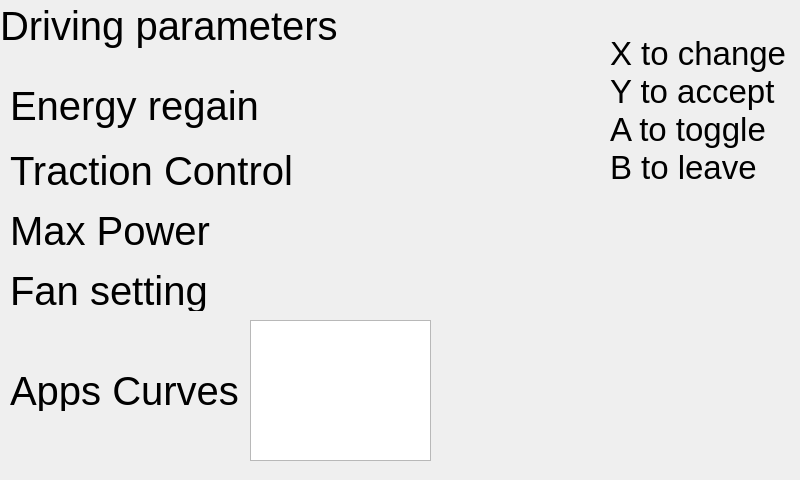
Qt form Dash/drivingselect.ui (PUT-Motorsport/PUTM_EV_DASH_SOFTWARE_2022) before a commit.
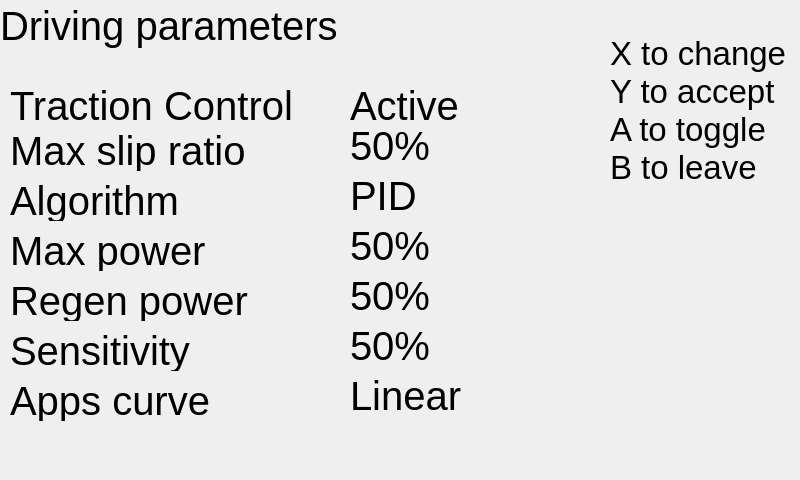
The same form after that commit.

```diff
--- a/Dash/drivingselect.ui
+++ b/Dash/drivingselect.ui
@@ -39,29 +39,8 @@
     <rect>
      <x>10</x>
      <y>80</y>
-     <width>251</width>
-     <height>51</height>
-    </rect>
-   </property>
-   <property name="font">
-    <font>
-     <pointsize>30</pointsize>
-    </font>
-   </property>
-   <property name="text">
-    <string>Energy regain</string>
-   </property>
-   <property name="alignment">
-    <set>Qt::AlignLeading|Qt::AlignLeft|Qt::AlignVCenter</set>
-   </property>
-  </widget>
-  <widget class="QLabel" name="traction">
-   <property name="geometry">
-    <rect>
-     <x>10</x>
-     <y>150</y>
      <width>301</width>
-     <height>41</height>
+     <height>51</height>
     </rect>
    </property>
    <property name="font">
@@ -76,11 +55,32 @@
     <set>Qt::AlignLeading|Qt::AlignLeft|Qt::AlignVCenter</set>
    </property>
   </widget>
-  <widget class="QLabel" name="power">
+  <widget class="QLabel" name="slipRatio">
    <property name="geometry">
     <rect>
      <x>10</x>
-     <y>210</y>
+     <y>130</y>
+     <width>301</width>
+     <height>41</height>
+    </rect>
+   </property>
+   <property name="font">
+    <font>
+     <pointsize>30</pointsize>
+    </font>
+   </property>
+   <property name="text">
+    <string>Max slip ratio</string>
+   </property>
+   <property name="alignment">
+    <set>Qt::AlignLeading|Qt::AlignLeft|Qt::AlignVCenter</set>
+   </property>
+  </widget>
+  <widget class="QLabel" name="algorithm">
+   <property name="geometry">
+    <rect>
+     <x>10</x>
+     <y>180</y>
      <width>311</width>
      <height>41</height>
     </rect>
@@ -91,17 +91,17 @@
     </font>
    </property>
    <property name="text">
-    <string>Max Power</string>
+    <string>Algorithm</string>
    </property>
    <property name="alignment">
     <set>Qt::AlignLeading|Qt::AlignLeft|Qt::AlignVCenter</set>
    </property>
   </widget>
-  <widget class="QLabel" name="fan">
+  <widget class="QLabel" name="power">
    <property name="geometry">
     <rect>
      <x>10</x>
-     <y>270</y>
+     <y>230</y>
      <width>261</width>
      <height>41</height>
     </rect>
@@ -112,44 +112,13 @@
     </font>
    </property>
    <property name="text">
-    <string>Fan setting</string>
+    <string>Max power</string>
    </property>
    <property name="alignment">
     <set>Qt::AlignLeading|Qt::AlignLeft|Qt::AlignVCenter</set>
    </property>
   </widget>
-  <widget class="QLabel" name="apps">
-   <property name="geometry">
-    <rect>
-     <x>10</x>
-     <y>370</y>
-     <width>261</width>
-     <height>41</height>
-    </rect>
-   </property>
-   <property name="font">
-    <font>
-     <pointsize>30</pointsize>
-    </font>
-   </property>
-   <property name="text">
-    <string>Apps Curves</string>
-   </property>
-   <property name="alignment">
-    <set>Qt::AlignLeading|Qt::AlignLeft|Qt::AlignVCenter</set>
-   </property>
-  </widget>
-  <widget class="QGraphicsView" name="appsValue">
-   <property name="geometry">
-    <rect>
-     <x>250</x>
-     <y>320</y>
-     <width>181</width>
-     <height>141</height>
-    </rect>
-   </property>
-  </widget>
-  <widget class="QLabel" name="regainValue">
+  <widget class="QLabel" name="tcValue">
    <property name="geometry">
     <rect>
      <x>350</x>
@@ -164,7 +133,7 @@
     </font>
    </property>
    <property name="text">
-    <string/>
+    <string>Active</string>
    </property>
    <property name="alignment">
     <set>Qt::AlignLeading|Qt::AlignLeft|Qt::AlignVCenter</set>
@@ -174,7 +143,7 @@
    <property name="geometry">
     <rect>
      <x>350</x>
-     <y>140</y>
+     <y>120</y>
      <width>251</width>
      <height>51</height>
     </rect>
@@ -185,7 +154,28 @@
     </font>
    </property>
    <property name="text">
-    <string/>
+    <string>50%</string>
+   </property>
+   <property name="alignment">
+    <set>Qt::AlignLeading|Qt::AlignLeft|Qt::AlignVCenter</set>
+   </property>
+  </widget>
+  <widget class="QLabel" name="algorithmValue">
+   <property name="geometry">
+    <rect>
+     <x>350</x>
+     <y>170</y>
+     <width>251</width>
+     <height>51</height>
+    </rect>
+   </property>
+   <property name="font">
+    <font>
+     <pointsize>30</pointsize>
+    </font>
+   </property>
+   <property name="text">
+    <string>PID</string>
    </property>
    <property name="alignment">
     <set>Qt::AlignLeading|Qt::AlignLeft|Qt::AlignVCenter</set>
@@ -195,7 +185,7 @@
    <property name="geometry">
     <rect>
      <x>350</x>
-     <y>200</y>
+     <y>220</y>
      <width>251</width>
      <height>51</height>
     </rect>
@@ -206,28 +196,7 @@
     </font>
    </property>
    <property name="text">
-    <string/>
-   </property>
-   <property name="alignment">
-    <set>Qt::AlignLeading|Qt::AlignLeft|Qt::AlignVCenter</set>
-   </property>
-  </widget>
-  <widget class="QLabel" name="fanValue">
-   <property name="geometry">
-    <rect>
-     <x>350</x>
-     <y>260</y>
-     <width>251</width>
-     <height>51</height>
-    </rect>
-   </property>
-   <property name="font">
-    <font>
-     <pointsize>30</pointsize>
-    </font>
-   </property>
-   <property name="text">
-    <string/>
+    <string>50%</string>
    </property>
    <property name="alignment">
     <set>Qt::AlignLeading|Qt::AlignLeft|Qt::AlignVCenter</set>
@@ -302,6 +271,132 @@
     <string/>
    </property>
   </widget>
+  <widget class="QLabel" name="regenValue">
+   <property name="geometry">
+    <rect>
+     <x>350</x>
+     <y>270</y>
+     <width>251</width>
+     <height>51</height>
+    </rect>
+   </property>
+   <property name="font">
+    <font>
+     <pointsize>30</pointsize>
+    </font>
+   </property>
+   <property name="text">
+    <string>50%</string>
+   </property>
+   <property name="alignment">
+    <set>Qt::AlignLeading|Qt::AlignLeft|Qt::AlignVCenter</set>
+   </property>
+  </widget>
+  <widget class="QLabel" name="regenPower">
+   <property name="geometry">
+    <rect>
+     <x>10</x>
+     <y>280</y>
+     <width>261</width>
+     <height>41</height>
+    </rect>
+   </property>
+   <property name="font">
+    <font>
+     <pointsize>30</pointsize>
+    </font>
+   </property>
+   <property name="text">
+    <string>Regen power</string>
+   </property>
+   <property name="alignment">
+    <set>Qt::AlignLeading|Qt::AlignLeft|Qt::AlignVCenter</set>
+   </property>
+  </widget>
+  <widget class="QLabel" name="sensitivityValue">
+   <property name="geometry">
+    <rect>
+     <x>350</x>
+     <y>320</y>
+     <width>251</width>
+     <height>51</height>
+    </rect>
+   </property>
+   <property name="font">
+    <font>
+     <pointsize>30</pointsize>
+    </font>
+   </property>
+   <property name="text">
+    <string>50%</string>
+   </property>
+   <property name="alignment">
+    <set>Qt::AlignLeading|Qt::AlignLeft|Qt::AlignVCenter</set>
+   </property>
+  </widget>
+  <widget class="QLabel" name="sensitivity">
+   <property name="geometry">
+    <rect>
+     <x>10</x>
+     <y>330</y>
+     <width>261</width>
+     <height>41</height>
+    </rect>
+   </property>
+   <property name="font">
+    <font>
+     <pointsize>30</pointsize>
+    </font>
+   </property>
+   <property name="text">
+    <string>Sensitivity</string>
+   </property>
+   <property name="alignment">
+    <set>Qt::AlignLeading|Qt::AlignLeft|Qt::AlignVCenter</set>
+   </property>
+  </widget>
+  <widget class="QLabel" name="appsValue">
+   <property name="geometry">
+    <rect>
+     <x>350</x>
+     <y>370</y>
+     <width>251</width>
+     <height>51</height>
+    </rect>
+   </property>
+   <property name="font">
+    <font>
+     <pointsize>30</pointsize>
+    </font>
+   </property>
+   <property name="text">
+    <string>Linear</string>
+   </property>
+   <property name="alignment">
+    <set>Qt::AlignLeading|Qt::AlignLeft|Qt::AlignVCenter</set>
+   </property>
+  </widget>
+  <widget class="QLabel" name="apps">
+   <property name="geometry">
+    <rect>
+     <x>10</x>
+     <y>380</y>
+     <width>261</width>
+     <height>41</height>
+    </rect>
+   </property>
+   <property name="font">
+    <font>
+     <pointsize>30</pointsize>
+    </font>
+   </property>
+   <property name="text">
+    <string>Apps curve</string>
+   </property>
+   <property name="alignment">
+    <set>Qt::AlignLeading|Qt::AlignLeft|Qt::AlignVCenter</set>
+   </property>
+  </widget>
  </widget>
  <resources/>
  <connections/>
```
Left out of the diff: 4 changed lines with no effect on the pictures.
